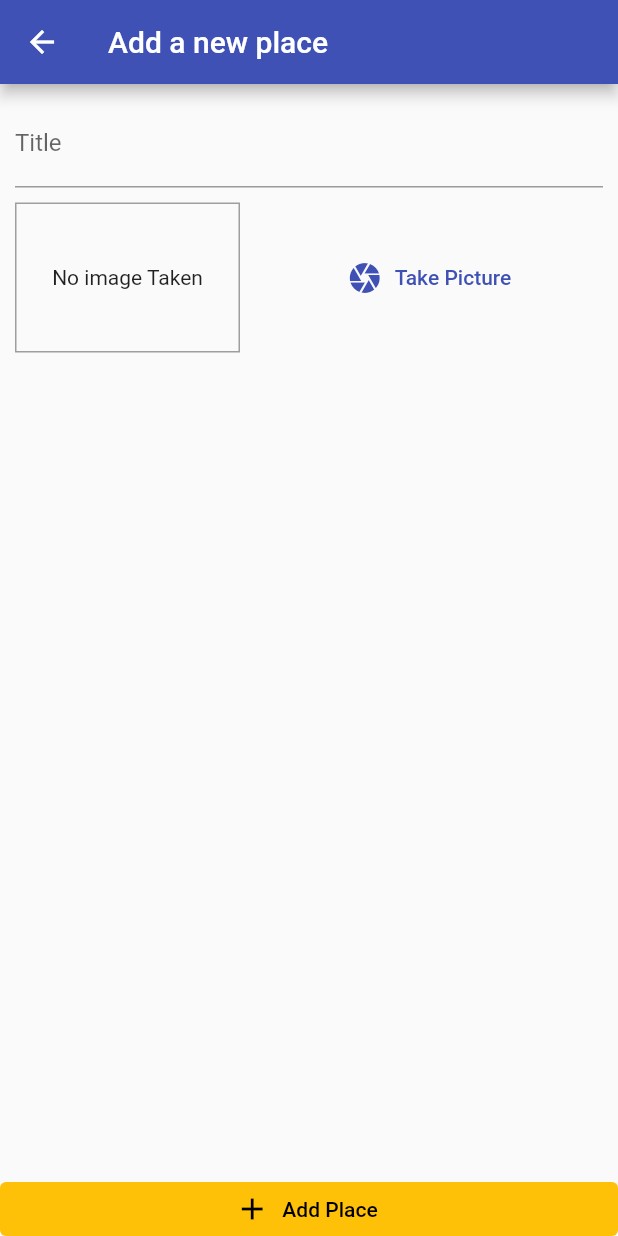
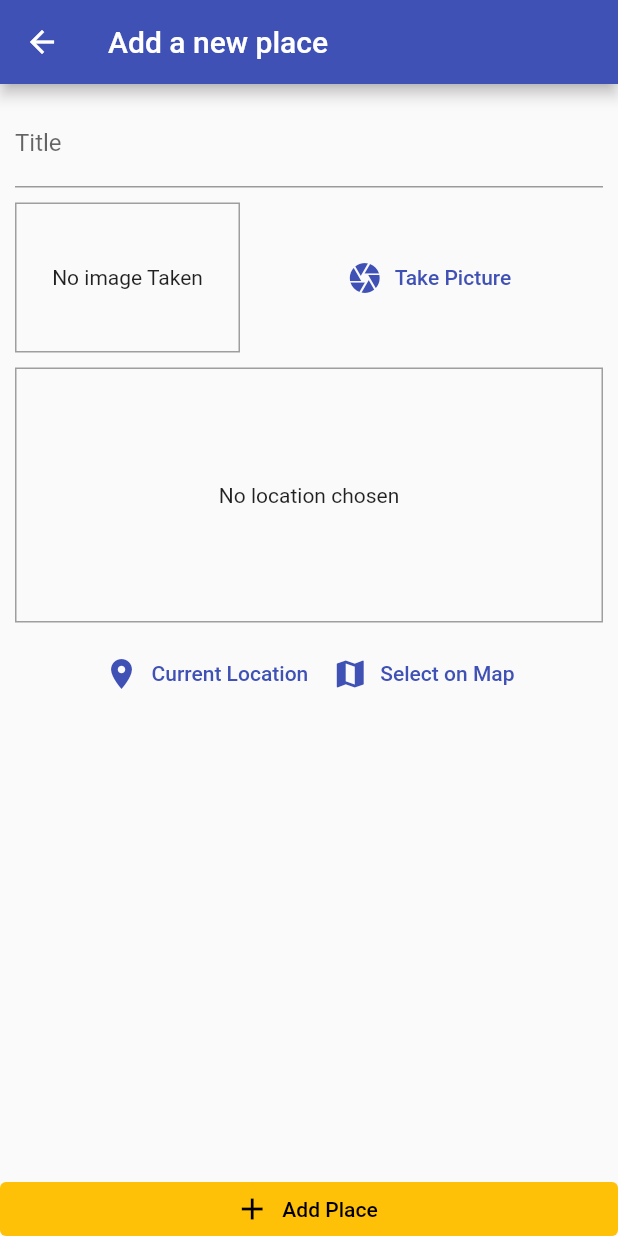
Before and after one commit to nonsocchi/great-places, a Flutter app: the AddPlaceScreen screen opened by its route, on a phone screen of 412 x 824 dp. Run offline on Flutter 3.47's test engine with Material 2 defaults, Android fonts, the phone set to English and light mode, and no system bars; our stand-ins replace image_picker, sqflite; accounts and stored records are empty.

Commit message:
added location input UI elements.

```diff
--- a/lib/screens/add_place_screen.dart
+++ b/lib/screens/add_place_screen.dart
@@ -3,6 +3,7 @@ import 'dart:io';
 import 'package:flutter/material.dart';
 import 'package:great_places/providers/great_places.dart';
 import 'package:great_places/widgets/image_input.dart';
+import 'package:great_places/widgets/location_input.dart';
 import 'package:provider/provider.dart';
 
 class AddPlaceScreen extends StatefulWidget {
@@ -49,7 +50,9 @@ class _AddPlaceScreenState extends State<AddPlaceScreen> {
                       controller: _titleController,
                     ),
                     const SizedBox(height: 10),
-                    ImageInput(onSelectImage: _selectedImage)
+                    ImageInput(onSelectImage: _selectedImage),
+                    const SizedBox(height: 10),
+                    const LocationInput()
                   ],
                 ),
               ),
--- /dev/null
+++ b/lib/widgets/location_input.dart
@@ -0,0 +1,51 @@
+import 'package:flutter/material.dart';
+
+class LocationInput extends StatefulWidget {
+  const LocationInput({Key? key}) : super(key: key);
+
+  @override
+  State<LocationInput> createState() => _LocationInputState();
+}
+
+class _LocationInputState extends State<LocationInput> {
+  String? _previewImageUrl;
+  @override
+  Widget build(BuildContext context) {
+    return Column(
+      children: [
+        Container(
+          height: 170,
+          width: double.infinity,
+          alignment: Alignment.center,
+          decoration: BoxDecoration(border: Border.all(color: Colors.grey)),
+          child: _previewImageUrl == null
+              ? const Text(
+                  'No location chosen',
+                  textAlign: TextAlign.center,
+                )
+              : Image.network(
+                  _previewImageUrl!,
+                  fit: BoxFit.cover,
+                  width: double.infinity,
+                ),
+        ),
+        const SizedBox(height: 10),
+        Row(
+          mainAxisAlignment: MainAxisAlignment.center,
+          children: [
+            TextButton.icon(
+              onPressed: () {},
+              icon: const Icon(Icons.location_on),
+              label: const Text('Current Location'),
+            ),
+            TextButton.icon(
+              onPressed: () {},
+              icon: const Icon(Icons.map),
+              label: const Text('Select on Map'),
+            ),
+          ],
+        )
+      ],
+    );
+  }
+}
--- a/pubspec.yaml
+++ b/pubspec.yaml
@@ -39,6 +39,7 @@ dependencies:
   path_provider: ^2.0.9
   path: ^1.8.0
   sqflite: ^2.0.2+1
+  location: ^4.3.0
 
 dev_dependencies:
   flutter_test:
```
Also changed, not shown: pubspec.lock, 1 other file.
